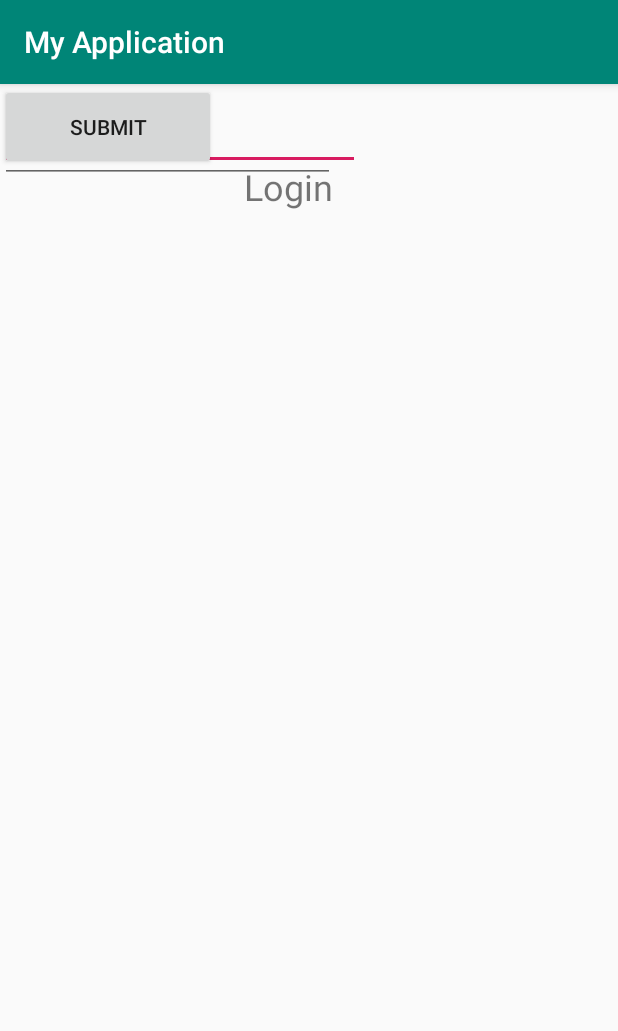
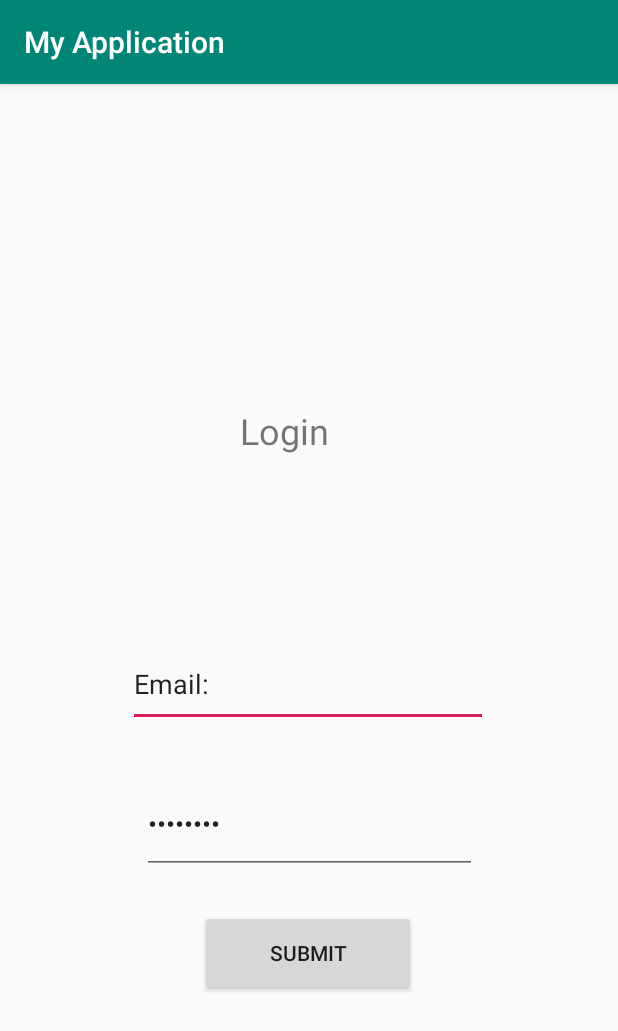
Before and after one commit to stefstef98/FindeDeineHelga, an Android app: the screen it shows after launch (MainActivity), on a phone screen of 412 x 824 dp. Shown: the top 1031 px of the screen. Run offline under Robolectric (Android 15) with nearby library versions, the phone set to English and light mode, and no system bars.

Commit message:
Update la login page cu butoanele asezate

```diff
--- a/app/src/main/res/layout/activity_main.xml
+++ b/app/src/main/res/layout/activity_main.xml
@@ -7,43 +7,53 @@
     tools:context=".MainActivity">
 
     <TextView
+        android:id="@+id/textView2"
         android:layout_width="72dp"
         android:layout_height="40dp"
         android:text="Login"
         android:textSize="24sp"
-        app:layout_constraintBottom_toBottomOf="parent"
-        app:layout_constraintHorizontal_bias="0.479"
-        app:layout_constraintLeft_toLeftOf="parent"
-        app:layout_constraintRight_toRightOf="parent"
+        app:layout_constraintBottom_toTopOf="@+id/editText4"
+        app:layout_constraintEnd_toEndOf="parent"
+        app:layout_constraintHorizontal_bias="0.471"
+        app:layout_constraintStart_toStartOf="parent"
         app:layout_constraintTop_toTopOf="parent"
-        app:layout_constraintVertical_bias="0.071" />
+        app:layout_constraintVertical_bias="0.647" />
 
     <Button
         android:id="@+id/button"
         android:layout_width="144dp"
         android:layout_height="57dp"
+        android:layout_marginBottom="160dp"
         android:text="Submit"
-        tools:layout_editor_absoluteX="129dp"
-        tools:layout_editor_absoluteY="467dp" />
+        app:layout_constraintBottom_toBottomOf="parent"
+        app:layout_constraintEnd_toEndOf="parent"
+        app:layout_constraintHorizontal_bias="0.498"
+        app:layout_constraintStart_toStartOf="parent" />
 
     <EditText
         android:id="@+id/editText4"
         android:layout_width="240dp"
         android:layout_height="57dp"
+        android:layout_marginBottom="32dp"
         android:ems="10"
         android:inputType="textPersonName"
         android:text="Email:"
-        tools:layout_editor_absoluteX="72dp"
-        tools:layout_editor_absoluteY="178dp" />
+        app:layout_constraintBottom_toTopOf="@+id/editText5"
+        app:layout_constraintEnd_toEndOf="parent"
+        app:layout_constraintHorizontal_bias="0.497"
+        app:layout_constraintStart_toStartOf="parent" />
 
     <EditText
         android:id="@+id/editText5"
         android:layout_width="223dp"
         android:layout_height="66dp"
+        android:layout_marginBottom="24dp"
         android:ems="10"
         android:inputType="textPassword"
-        tools:layout_editor_absoluteX="72dp"
-        tools:layout_editor_absoluteY="285dp"
+        android:text="Password"
+        app:layout_constraintBottom_toTopOf="@+id/button"
+        app:layout_constraintEnd_toEndOf="parent"
+        app:layout_constraintStart_toStartOf="parent"
         tools:text="Password:" />
 
 </androidx.constraintlayout.widget.ConstraintLayout>
```
